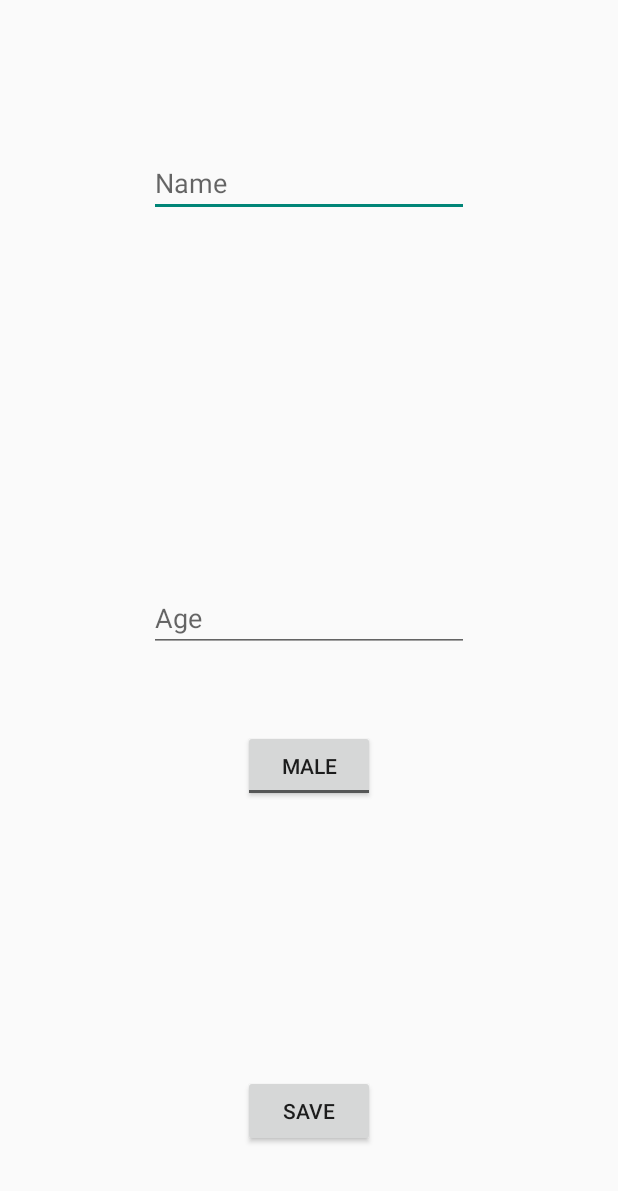
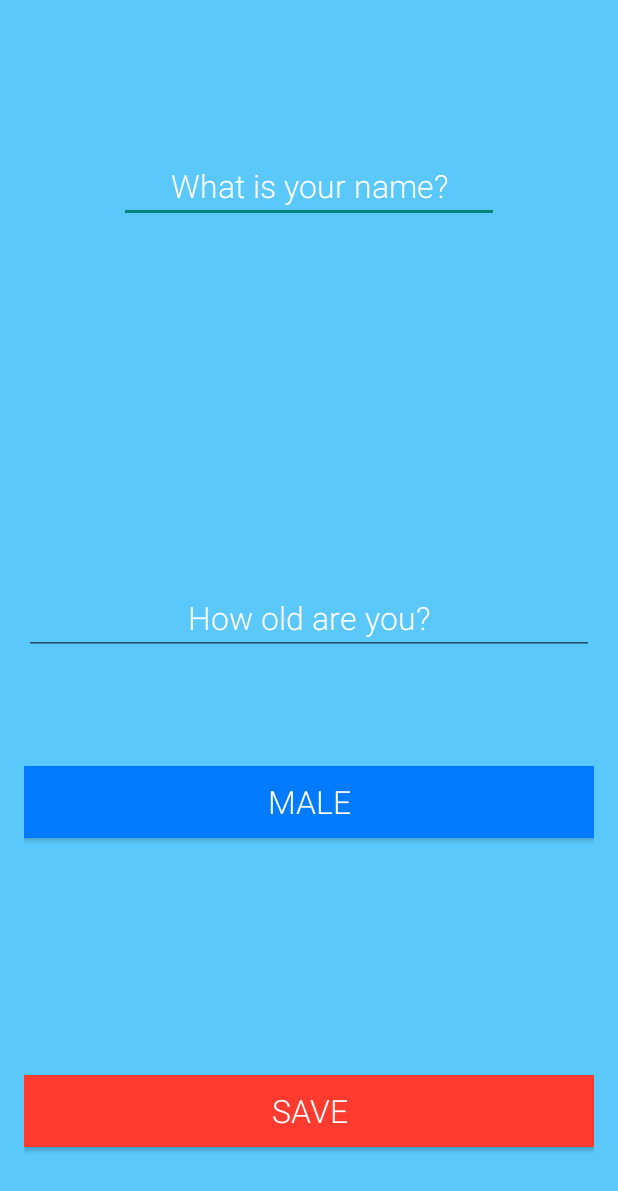
Before and after one commit to dnivyo/ExcuseGenerator, an Android app: the screen it shows after launch (RegisterActivity), after a tap on an icon or button, on a phone screen of 412 x 824 dp. Shown: the top 1191 px of the screen. Run offline under Robolectric (Android 15) with nearby library versions, the phone set to English and light mode, and no system bars; libraries missing offline, so code that uses them is left out: com.readystatesoftware.sqliteasset.

Commit message:
profile UI

```diff
--- a/app/src/main/res/layout/activity_register.xml
+++ b/app/src/main/res/layout/activity_register.xml
@@ -4,7 +4,8 @@
     android:paddingRight="@dimen/activity_horizontal_margin"
     android:paddingTop="@dimen/activity_vertical_margin"
     android:paddingBottom="@dimen/activity_vertical_margin"
-    tools:context="nz.aut.dms.excusegenerator.RegisterActivity">
+    tools:context="nz.aut.dms.excusegenerator.RegisterActivity"
+    android:background="#5ac8fa">
 
 
     //I've just added some input-stuff to make the code without tons of error messages... :)
@@ -13,45 +14,63 @@
         android:layout_width="wrap_content"
         android:layout_height="wrap_content"
         android:inputType="textPersonName"
-        android:hint="Name"
+        android:hint="What is your name?"
+        android:fontFamily="sans-serif-light"
+        android:textSize="21dp"
         android:ems="10"
+        android:textColorHint="#FFFFFF"
         android:id="@+id/usernameRegister"
         android:layout_alignParentTop="true"
         android:layout_centerHorizontal="true"
-        android:layout_marginTop="83dp" />
+        android:layout_marginTop="83dp"
+        android:gravity="center_horizontal" />
 
     <EditText
-        android:layout_width="wrap_content"
+        android:layout_width="fill_parent"
         android:layout_height="wrap_content"
         android:inputType="number"
-        android:hint="Age"
+        android:textSize="21dp"
+        android:textColorHint="#FFFFFF"
+        android:hint="How old are you?"
         android:ems="10"
+        android:fontFamily="sans-serif-light"
         android:id="@+id/ageRegister"
+        android:gravity="center_horizontal"
         android:layout_centerVertical="true"
         android:layout_centerHorizontal="true" />
 
     <ToggleButton
-        android:layout_width="wrap_content"
+        android:layout_width="fill_parent"
         android:layout_height="wrap_content"
         android:text="Sex"
         android:id="@+id/sexRegister"
+        android:fontFamily="sans-serif-light"
         android:checked="false"
         android:textOff="Male"
         android:textOn="Female"
+        android:layout_marginTop="74dp"
+        android:textSize="21dp"
         android:layout_below="@+id/ageRegister"
-        android:layout_centerHorizontal="true"
-        android:layout_marginTop="52dp" />
+        android:background="#007aff"
+        android:layout_alignParentRight="true"
+        android:layout_alignParentEnd="true"
+        android:layout_alignParentLeft="true"
+        android:layout_alignParentStart="true"
+        android:textColor="#FFFFFF" />
 
     <Button
-        android:layout_width="wrap_content"
+        android:layout_width="fill_parent"
         android:layout_height="wrap_content"
         android:text="Save"
+        android:fontFamily="sans-serif-light"
         android:id="@+id/button"
         android:layout_alignParentBottom="true"
         android:layout_centerHorizontal="true"
         android:layout_marginBottom="43dp"
         android:onClick="onRegisterButtonClick"
-        />
+        android:textSize="21dp"
+        android:background="#FF3b30"
+        android:textColor="#FFFFFF" />
 
 
 </RelativeLayout>
--- a/app/src/main/res/layout/activity_tailor_excuse.xml
+++ b/app/src/main/res/layout/activity_tailor_excuse.xml
@@ -4,16 +4,19 @@
     android:paddingRight="@dimen/activity_horizontal_margin"
     android:paddingTop="@dimen/activity_vertical_margin"
     android:paddingBottom="@dimen/activity_vertical_margin"
-    tools:context="nz.aut.dms.excusegenerator.TailorExcuseActivity">
+    tools:context="nz.aut.dms.excusegenerator.TailorExcuseActivity"
+    android:background="#5ac8fa">
 
     <Spinner
-        android:layout_width="wrap_content"
+        android:layout_width="fill_parent"
         android:layout_height="wrap_content"
         android:id="@+id/spinPerson"
         android:layout_marginTop="52dp"
         android:layout_alignParentTop="true"
         android:layout_alignParentLeft="true"
-        android:layout_alignParentStart="true" />
+        android:layout_alignParentStart="true"
+        android:gravity="center_vertical"
+        android:spinnerMode="dialog" />
 
     <Spinner
         android:layout_width="wrap_content"
@@ -22,7 +25,8 @@
         android:layout_above="@+id/btnGetExcuse"
         android:layout_alignParentLeft="true"
         android:layout_alignParentStart="true"
-        android:layout_marginBottom="25dp" />
+        android:layout_marginBottom="25dp"
+        android:spinnerMode="dialog" />
 
     <Spinner
         android:layout_width="wrap_content"
@@ -31,7 +35,8 @@
         android:layout_below="@+id/btnGetExcuse"
         android:layout_alignParentLeft="true"
         android:layout_alignParentStart="true"
-        android:layout_marginTop="62dp" />
+        android:layout_marginTop="62dp"
+        android:spinnerMode="dialog" />
 
     <Button
         android:layout_width="wrap_content"
```
